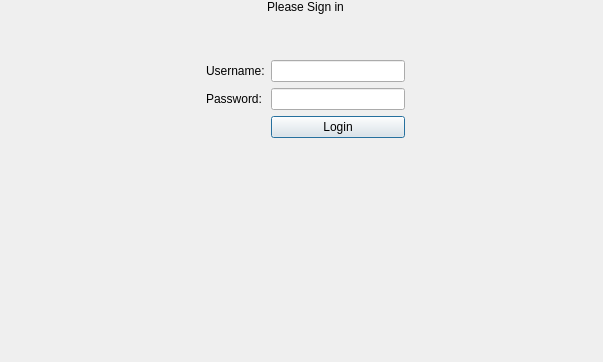
The window that resources/layouts/login.ui (Omoshlawi/smart_cafteria) describes before a commit, drawn with Qt 5.
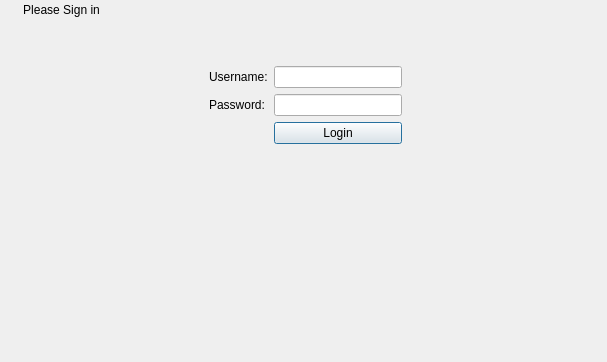
The same window after the commit.

Diff of the .ui file:
```diff
--- a/resources/layouts/login.ui
+++ b/resources/layouts/login.ui
@@ -6,7 +6,7 @@
    <rect>
     <x>0</x>
     <y>0</y>
-    <width>603</width>
+    <width>607</width>
     <height>362</height>
    </rect>
   </property>
@@ -16,12 +16,14 @@
   <widget class="QWidget" name="verticalLayoutWidget">
    <property name="geometry">
     <rect>
-     <x>0</x>
+     <x>10</x>
      <y>0</y>
-     <width>611</width>
-     <height>241</height>
+     <width>591</width>
+     <height>351</height>
     </rect>
    </property>
+   <layout class="QGridLayout" name="baseLayout">
+    <item row="0" column="0">
    <layout class="QVBoxLayout" name="verticalLayout">
     <item>
      <layout class="QGridLayout" name="gridLayout">
@@ -131,11 +133,17 @@
          </widget>
         </item>
         <item>
-         <widget class="QLabel" name="labelJkuatLogo">
-          <property name="text">
-           <string/>
-          </property>
-         </widget>
+           <spacer name="horizontalSpacer_2">
+            <property name="orientation">
+             <enum>Qt::Horizontal</enum>
+            </property>
+            <property name="sizeHint" stdset="0">
+             <size>
+              <width>40</width>
+              <height>20</height>
+             </size>
+            </property>
+           </spacer>
         </item>
        </layout>
       </item>
@@ -153,6 +161,8 @@
        </size>
       </property>
      </spacer>
+      </item>
+     </layout>
     </item>
    </layout>
   </widget>
```
Left out of the diff: 4 changed lines with no effect on the pictures. Lines whose indentation alone changed are shown as unchanged.
